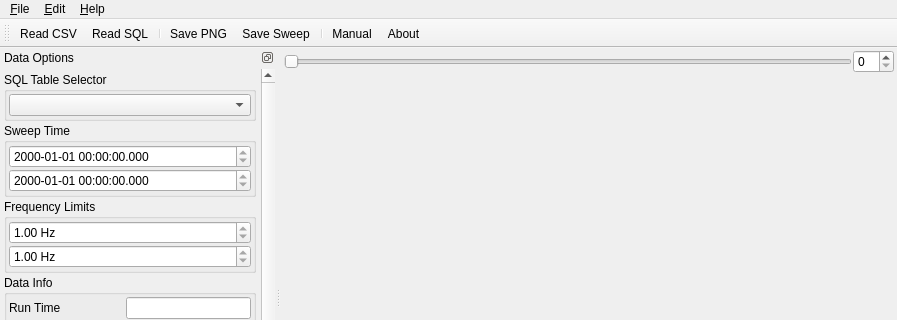
Above: sources/SweepMainWin.ui from deepalcoholic/SpectralSignalHound-Viewer before the change; both pictures show x 0 to 897 and y 0 to 320 of the 897 by 567 pixel window. Below: the same form after it.
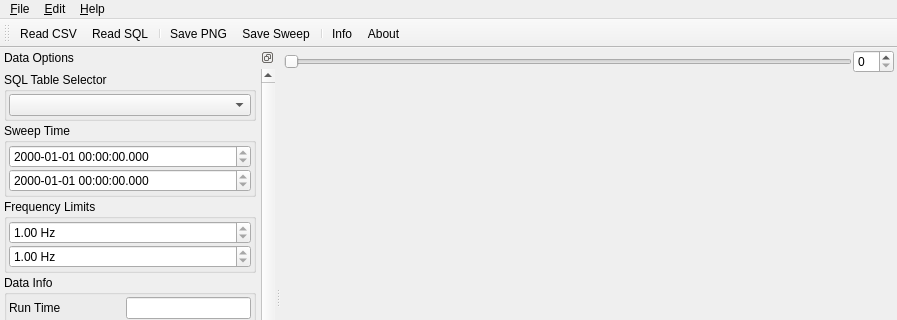
That is the form after the change. Icons and pictures are not drawn. Custom widgets are drawn as their Qt base class.

Commit message: Info window has a reasonable minimum size

```diff
--- a/sources/SweepMainWin.ui
+++ b/sources/SweepMainWin.ui
@@ -697,7 +697,10 @@
      <normaloff>:/manual.png</normaloff>:/manual.png</iconset>
    </property>
    <property name="text">
-    <string>Manual</string>
+    <string>Info</string>
+   </property>
+   <property name="toolTip">
+    <string>Info</string>
    </property>
    <property name="shortcut">
     <string>Ctrl+?</string>
```
The commit also changes 1 other file.
